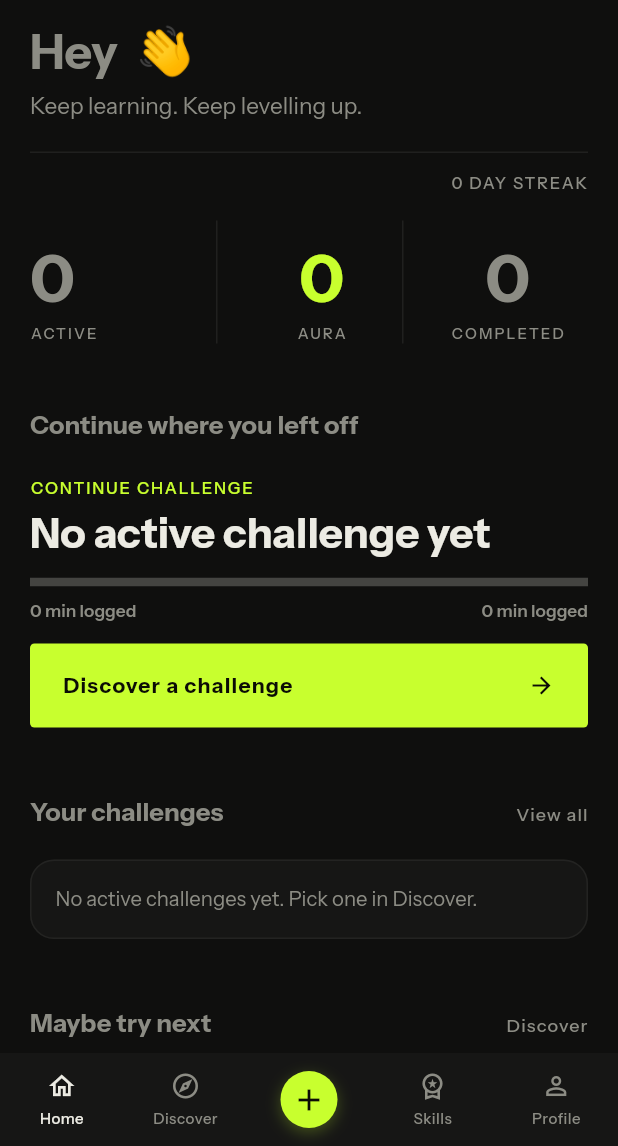
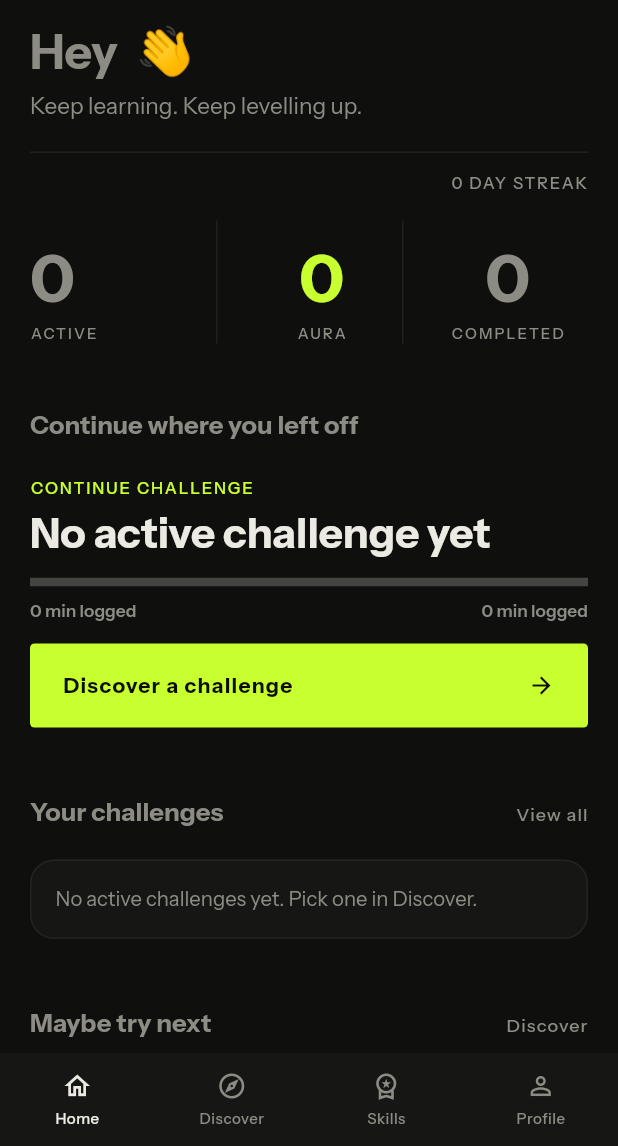
Before and after one commit to thisanie/nerdmaxxing-client, a Flutter app: the HomeShell screen opened directly, on a phone screen of 412 x 824 dp, the part 90-1236 px from its top. Run offline on Flutter 3.47's test engine with Material 3 defaults, Android fonts, the phone set to English and light mode, and no system bars; our stand-ins replace dio, firebase_core, firebase_messaging, flutter_local_notifications, flutter_riverpod, flutter_secure_storage and 4 more; missing offline and left inert: google_sign_in_web; accounts and stored records are empty; network calls fail.

Commit message:
remove create challenge button from the home shell

```diff
--- a/lib/screens/home/home_shell.dart
+++ b/lib/screens/home/home_shell.dart
@@ -3,7 +3,6 @@ import 'package:provider/provider.dart';
 
 import '../discover/discover_screen.dart';
 import '../discover/people_discover_screen.dart';
-import '../challenge/create_challenge_screen.dart';
 import '../profile/profile_screen.dart';
 import '../skills/skills_screen.dart';
 import '../../theme/app_theme.dart';
@@ -110,50 +109,17 @@ class _HomeShellState extends State<HomeShell> {
     );
   }
 
-  int get _navigationIndex => _index >= 2 ? _index + 1 : _index;
+  int get _navigationIndex => _index;
 
   void _onNavigationTap(int navigationIndex) {
     _resetTabStacks();
-    if (navigationIndex == 2) {
-      _navigatorKeys[_index].currentState?.push(
-        MaterialPageRoute(builder: (_) => const CreateChallengeScreen()),
-      );
-      return;
-    }
-    final tabIndex = navigationIndex > 2
-        ? navigationIndex - 1
-        : navigationIndex;
-    setState(() => _index = tabIndex);
+    setState(() => _index = navigationIndex);
   }
 
   void _resetTabStacks() {
     for (final key in _navigatorKeys) {
       key.currentState?.popUntil((route) => route.isFirst);
     }
-  }
-}
-
-class _AddNavigationIcon extends StatelessWidget {
-  const _AddNavigationIcon();
-
-  @override
-  Widget build(BuildContext context) {
-    return Container(
-      width: 38,
-      height: 38,
-      decoration: BoxDecoration(
-        color: AppColors.primary,
-        shape: BoxShape.circle,
-        boxShadow: [
-          BoxShadow(
-            color: AppColors.primary.withValues(alpha: 0.25),
-            blurRadius: 8,
-            offset: const Offset(0, 3),
-          ),
-        ],
-      ),
-      child: Icon(Icons.add, color: Theme.of(context).colorScheme.onPrimary),
-    );
   }
 }
 
@@ -169,7 +135,6 @@ class _BottomNavigationBar extends StatelessWidget {
   static const _items = [
     (Icons.home_outlined, 'Home'),
     (Icons.explore_outlined, 'Discover'),
-    (null, ''),
     (Icons.workspace_premium_outlined, 'Skills'),
     (Icons.person_outline, 'Profile'),
   ];
@@ -189,13 +154,11 @@ class _BottomNavigationBar extends StatelessWidget {
                 Expanded(
                   child: InkWell(
                     onTap: () => onTap(index),
-                    child: _items[index].$1 == null
-                        ? const Center(child: _AddNavigationIcon())
-                        : _NavigationItem(
-                            icon: _items[index].$1!,
-                            label: _items[index].$2,
-                            selected: currentIndex == index,
-                          ),
+                    child: _NavigationItem(
+                      icon: _items[index].$1,
+                      label: _items[index].$2,
+                      selected: currentIndex == index,
+                    ),
                   ),
                 ),
             ],
```
